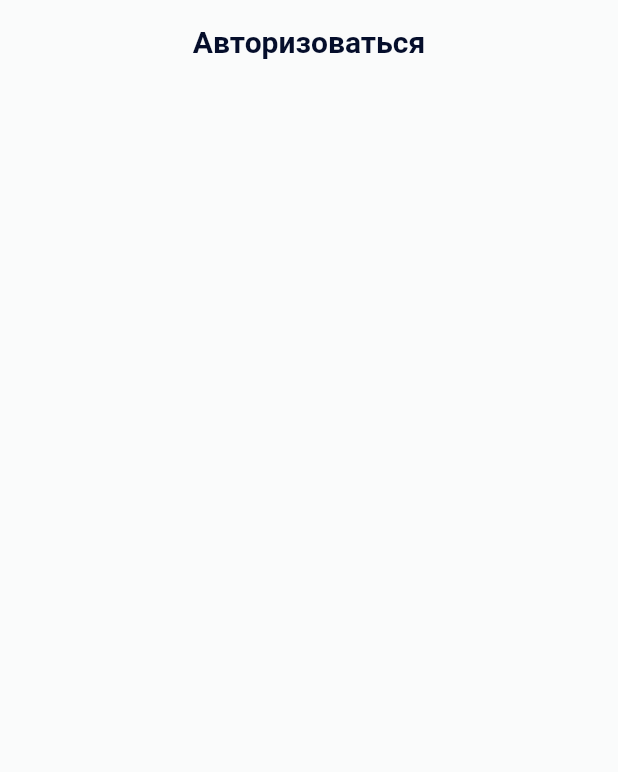
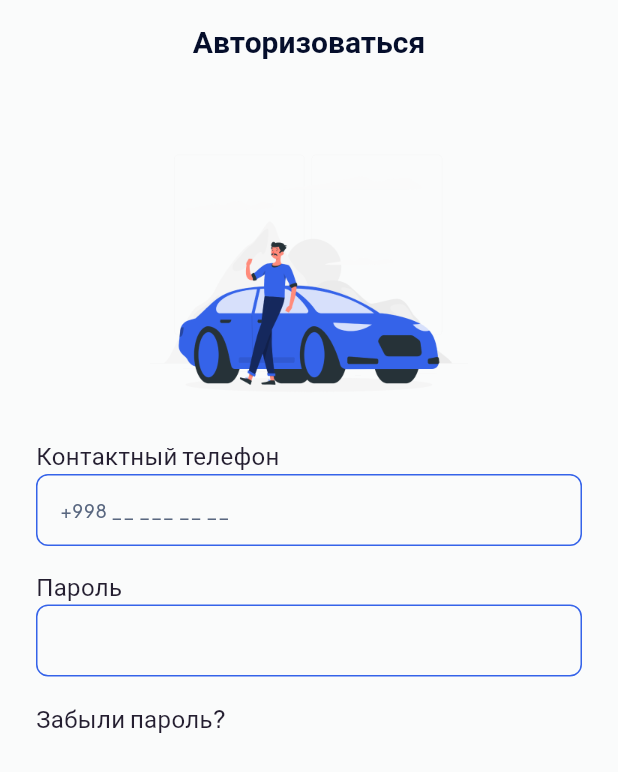
Before and after one commit to githubsobir/melos_app, a Flutter app: the screen it shows after launch, after a tap on "Skip", on a phone screen of 412 x 824 dp. Shown: the top 772 px of the screen. Run offline on Flutter 3.47's test engine with Material 3 defaults, Android fonts, the phone set to English and light mode, and no system bars; our stand-ins replace bloc, equatable, flutter_bloc, get_it, shared_preferences.

Commit message:
added screen login !!!

```diff
--- a/packages/presentation/authentication/lib/login/login_screen.dart
+++ b/packages/presentation/authentication/lib/login/login_screen.dart
@@ -1,3 +1,5 @@
+import 'package:common/base_textfield.dart';
+import 'package:common/path_images.dart';
 import 'package:flutter/material.dart';
 
 class LoginScreen extends StatelessWidget {
@@ -9,6 +11,30 @@ class LoginScreen extends StatelessWidget {
       appBar: AppBar(
         title: Text("Авторизоваться"),
       ),
+      body: SingleChildScrollView(
+        child: Padding(
+          padding: const EdgeInsets.all(24.0),
+          child: Column(
+            crossAxisAlignment: CrossAxisAlignment.stretch,
+            children: [
+              Image.asset(PathImages.carLogin,height: 212,width: 212,),
+              BaseTextField(
+                title: "Контактный телефон",
+                hint: "+998 __ ___ __ __",
+              ),
+              SizedBox(height: 16),
+              BaseTextField(
+                title: "Пароль",
+              ),
+              SizedBox(height: 16),
+              Text(
+                "Забыли пароль?",
+                style: Theme.of(context).textTheme.bodyMedium,
+              ),
+            ],
+          ),
+        ),
+      ),
     );
   }
 }
--- /dev/null
+++ b/packages/presentation/common/lib/base_textfield.dart
@@ -0,0 +1,62 @@
+import 'package:flutter/material.dart';
+
+class BaseTextField extends StatelessWidget {
+  const BaseTextField({
+    this.controller,
+    required this.title,
+    this.hint,
+    super.key,
+  });
+
+  final String title;
+  final String? hint;
+  final TextEditingController? controller;
+
+  @override
+  Widget build(BuildContext context) {
+    return Column(
+      crossAxisAlignment: CrossAxisAlignment.stretch,
+      mainAxisSize: MainAxisSize.min,
+      children: [
+        Text(
+          title,
+          style: Theme.of(context).textTheme.bodyMedium,
+        ),
+        TextField(
+          controller: controller,
+          maxLines: 1,
+          style: Theme.of(context)
+              .textTheme
+              .labelMedium,
+          decoration: InputDecoration(
+            contentPadding:
+                const EdgeInsets.only(left: 12, top: 0, bottom: 0, right: 12),
+            hintText: hint,
+            hintStyle: Theme.of(context)
+                .textTheme
+                .labelMedium
+                ?.copyWith(color: Theme.of(context).hintColor),
+            border: OutlineInputBorder(
+              borderRadius: BorderRadius.circular(8.0),
+              borderSide: BorderSide(
+                color: Theme.of(context).colorScheme.primary,
+              ),
+            ),
+            focusedBorder: OutlineInputBorder(
+              borderRadius: BorderRadius.circular(8.0),
+              borderSide: BorderSide(
+                color: Theme.of(context).colorScheme.primary,
+              ),
+            ),
+            enabledBorder: OutlineInputBorder(
+              borderRadius: BorderRadius.circular(8.0),
+              borderSide: BorderSide(
+                color: Theme.of(context).colorScheme.primary,
+              ),
+            ),
+          ),
+        )
+      ],
+    );
+  }
+}
--- a/packages/presentation/common/lib/path_images.dart
+++ b/packages/presentation/common/lib/path_images.dart
@@ -2,4 +2,9 @@ class PathImages {
   static var onboarding1 = "packages/common/assets/onboarding/onboarding1.png";
   static var onboarding2 = "packages/common/assets/onboarding/onboarding2.png";
   static var onboarding3 = "packages/common/assets/onboarding/onboarding3.png";
+  static var carLogin = "packages/common/assets/images/car_login.png";
+  static var carRegister = "packages/common/assets/images/car_register.png";
+  static var forgotPassword = "packages/common/assets/images/forgot_password.png";
+  static var myPassword = "packages/common/assets/images/my_password.png";
+
 }
--- a/packages/presentation/common/lib/theme.dart
+++ b/packages/presentation/common/lib/theme.dart
@@ -31,6 +31,7 @@ ThemeData _themeDataLight(ColorScheme colorScheme, Color focusColor) {
     colorScheme: colorScheme,
     textTheme: _textTheme,
     primaryColor: Colors.greenAccent,
+    hintColor: Color(0xFF596780),
     appBarTheme: AppBarTheme(
       backgroundColor: colorScheme.background,
       elevation: 0,
@@ -54,6 +55,7 @@ ThemeData _themeDataDark(ColorScheme colorScheme, Color focusColor) {
     colorScheme: colorScheme,
     textTheme: _textTheme,
     primaryColor: Colors.greenAccent,
+    hintColor: Color(0xFF596780),
     appBarTheme: AppBarTheme(
       backgroundColor: colorScheme.background,
       elevation: 0,
```
Also changed, not shown: packages/presentation/common/assets/images/car_login.png (added), packages/presentation/common/assets/images/car_register.png (added), packages/presentation/common/assets/images/forgot_password.png (added), packages/presentation/common/assets/images/my_password.png (added).
